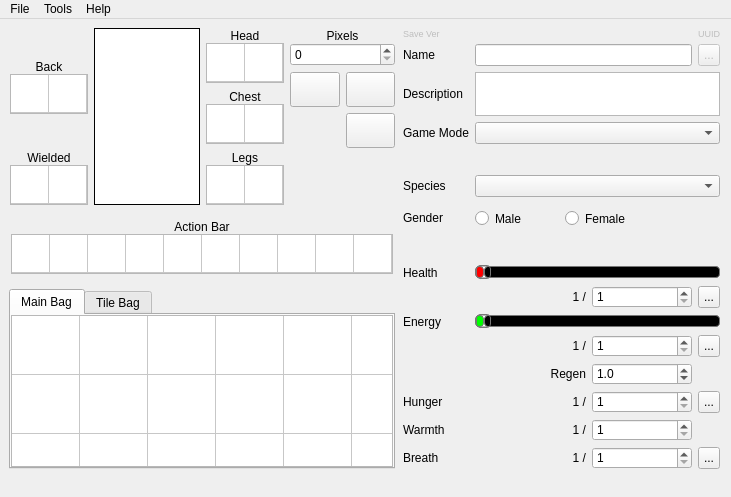
First picture: the form in starcheat/templates/MainWindow.ui, repository wizzomafizzo/starcheat, before the edit.
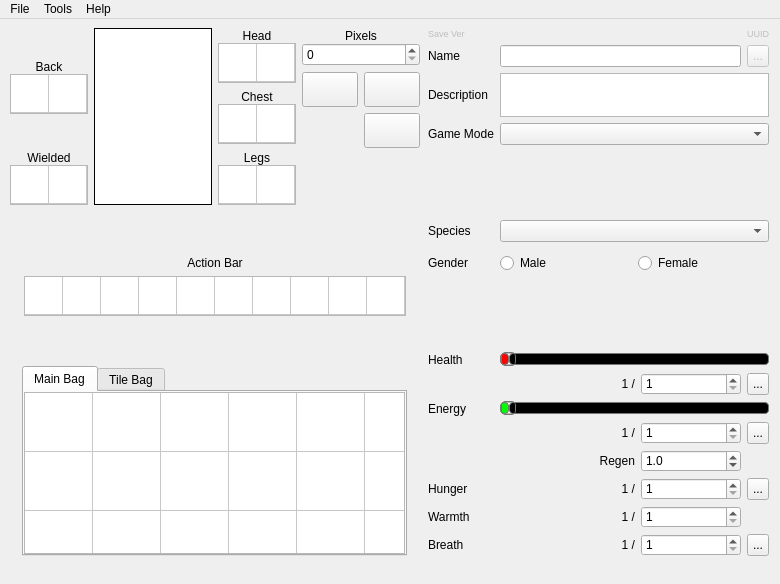
Second picture: the form after the edit. Icons and pictures are not drawn.

Commit message:
Make mainwindow resizeable
Should fix issues with high DPI displays

```diff
--- a/starcheat/templates/MainWindow.ui
+++ b/starcheat/templates/MainWindow.ui
@@ -6,22 +6,10 @@
    <rect>
     <x>0</x>
     <y>0</y>
-    <width>731</width>
-    <height>497</height>
+    <width>780</width>
+    <height>584</height>
    </rect>
   </property>
-  <property name="minimumSize">
-   <size>
-    <width>731</width>
-    <height>497</height>
-   </size>
-  </property>
-  <property name="maximumSize">
-   <size>
-    <width>731</width>
-    <height>497</height>
-   </size>
-  </property>
   <property name="windowTitle">
    <string>starcheat[*]</string>
   </property>
@@ -30,9 +18,9 @@
     <normaloff>:/starcheat/images/starcheat_64_single.png</normaloff>:/starcheat/images/starcheat_64_single.png</iconset>
   </property>
   <widget class="QWidget" name="centralwidget">
-   <layout class="QHBoxLayout" name="horizontalLayout_12">
+   <layout class="QHBoxLayout" name="horizontalLayout_13">
     <item>
-     <layout class="QVBoxLayout" name="verticalLayout_9">
+     <layout class="QVBoxLayout" name="verticalLayout_6">
       <item>
        <layout class="QHBoxLayout" name="horizontalLayout_4">
         <item>
@@ -884,24 +872,15 @@
         </property>
         <property name="sizeHint" stdset="0">
          <size>
-          <width>20</width>
-          <height>40</height>
+          <width>411</width>
+          <height>13</height>
          </size>
         </property>
        </spacer>
       </item>
       <item>
-       <layout class="QVBoxLayout" name="verticalLayout_6">
-        <property name="spacing">
-         <number>0</number>
-        </property>
-        <property name="leftMargin">
-         <number>2</number>
-        </property>
-        <property name="rightMargin">
-         <number>2</number>
-        </property>
-        <item>
+       <layout class="QGridLayout" name="gridLayout_5">
+        <item row="0" column="1">
          <widget class="QLabel" name="action_bar_label">
           <property name="sizePolicy">
            <sizepolicy hsizetype="Preferred" vsizetype="Fixed">
@@ -917,7 +896,20 @@
           </property>
          </widget>
         </item>
-        <item>
+        <item row="1" column="0">
+         <spacer name="horizontalSpacer">
+          <property name="orientation">
+           <enum>Qt::Horizontal</enum>
+          </property>
+          <property name="sizeHint" stdset="0">
+           <size>
+            <width>13</width>
+            <height>20</height>
+           </size>
+          </property>
+         </spacer>
+        </item>
+        <item row="1" column="1">
          <widget class="QTableWidget" name="action_bar">
           <property name="minimumSize">
            <size>
@@ -1062,6 +1054,19 @@
           </column>
          </widget>
         </item>
+        <item row="1" column="2">
+         <spacer name="horizontalSpacer_2">
+          <property name="orientation">
+           <enum>Qt::Horizontal</enum>
+          </property>
+          <property name="sizeHint" stdset="0">
+           <size>
+            <width>13</width>
+            <height>20</height>
+           </size>
+          </property>
+         </spacer>
+        </item>
        </layout>
       </item>
       <item>
@@ -1071,8 +1076,23 @@
         </property>
         <property name="sizeHint" stdset="0">
          <size>
-          <width>20</width>
-          <height>40</height>
+          <width>411</width>
+          <height>13</height>
+         </size>
+        </property>
+       </spacer>
+      </item>
+      <item>
+       <layout class="QHBoxLayout" name="horizontalLayout_12">
+        <item>
+         <spacer name="horizontalSpacer_4">
+          <property name="orientation">
+           <enum>Qt::Horizontal</enum>
+          </property>
+          <property name="sizeHint" stdset="0">
+           <size>
+            <width>13</width>
+            <height>20</height>
          </size>
         </property>
        </spacer>
@@ -1448,6 +1468,21 @@
         </widget>
        </widget>
       </item>
+        <item>
+         <spacer name="horizontalSpacer_3">
+          <property name="orientation">
+           <enum>Qt::Horizontal</enum>
+          </property>
+          <property name="sizeHint" stdset="0">
+           <size>
+            <width>13</width>
+            <height>20</height>
+           </size>
+          </property>
+         </spacer>
+        </item>
+       </layout>
+      </item>
      </layout>
     </item>
     <item>
@@ -1590,12 +1625,6 @@
         <property name="enabled">
          <bool>false</bool>
         </property>
-        <property name="maximumSize">
-         <size>
-          <width>16777215</width>
-          <height>10</height>
-         </size>
-        </property>
         <property name="font">
          <font>
           <pointsize>7</pointsize>
@@ -1614,12 +1643,6 @@
         <property name="enabled">
          <bool>false</bool>
         </property>
-        <property name="maximumSize">
-         <size>
-          <width>16777215</width>
-          <height>10</height>
-         </size>
-        </property>
         <property name="font">
          <font>
           <pointsize>7</pointsize>
@@ -2133,15 +2156,21 @@
           <height>30</height>
          </size>
         </property>
+        <layout class="QHBoxLayout" name="horizontalLayout_3">
+         <property name="leftMargin">
+          <number>0</number>
+         </property>
+         <property name="topMargin">
+          <number>0</number>
+         </property>
+         <property name="rightMargin">
+          <number>0</number>
+         </property>
+         <property name="bottomMargin">
+          <number>0</number>
+         </property>
+         <item>
         <widget class="QRadioButton" name="male">
-         <property name="geometry">
-          <rect>
-           <x>0</x>
-           <y>0</y>
-           <width>91</width>
-           <height>31</height>
-          </rect>
-         </property>
          <property name="text">
           <string>Male</string>
          </property>
@@ -2150,15 +2179,9 @@
            <normaloff>:/starcheat/images/icons/glyphicons_003_user.png</normaloff>:/starcheat/images/icons/glyphicons_003_user.png</iconset>
          </property>
         </widget>
+         </item>
+         <item>
         <widget class="QRadioButton" name="female">
-         <property name="geometry">
-          <rect>
-           <x>90</x>
-           <y>0</y>
-           <width>111</width>
-           <height>31</height>
-          </rect>
-         </property>
          <property name="text">
           <string>Female</string>
          </property>
@@ -2167,6 +2190,8 @@
            <normaloff>:/starcheat/images/icons/glyphicons_004_girl.png</normaloff>:/starcheat/images/icons/glyphicons_004_girl.png</iconset>
          </property>
         </widget>
+         </item>
+        </layout>
        </widget>
       </item>
       <item row="4" column="0">
@@ -2191,8 +2216,8 @@
     <rect>
      <x>0</x>
      <y>0</y>
-     <width>731</width>
-     <height>19</height>
+     <width>780</width>
+     <height>31</height>
     </rect>
    </property>
    <widget class="QMenu" name="menuFile">
```
Left out of the diff: 1 changed line with no effect on the pictures. Lines whose indentation alone changed are shown as unchanged.
